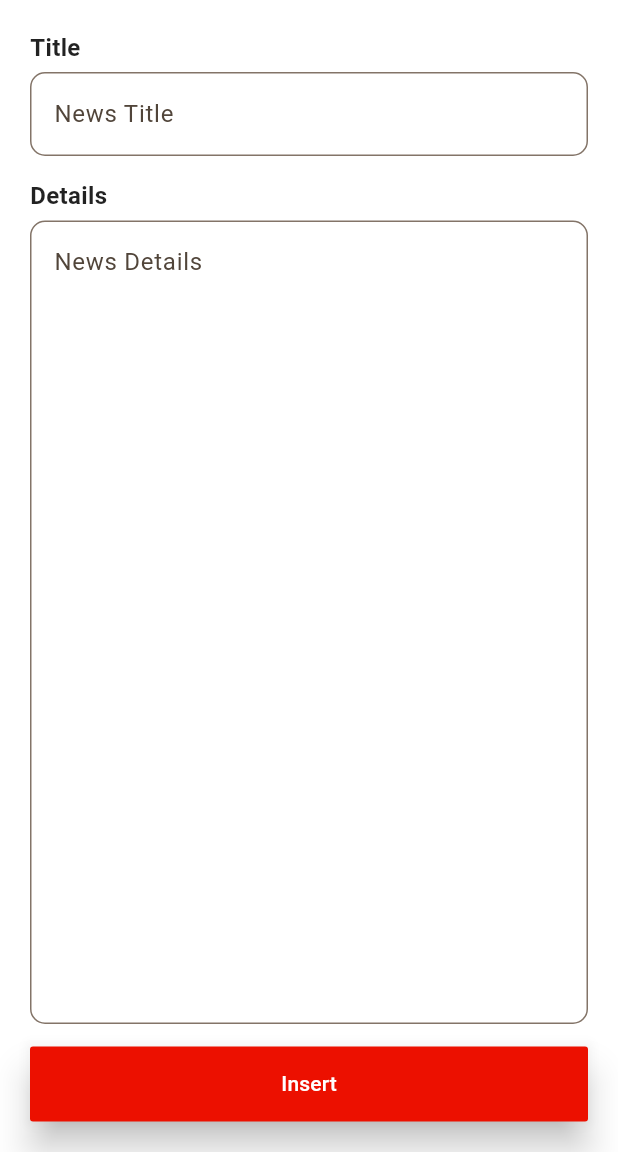
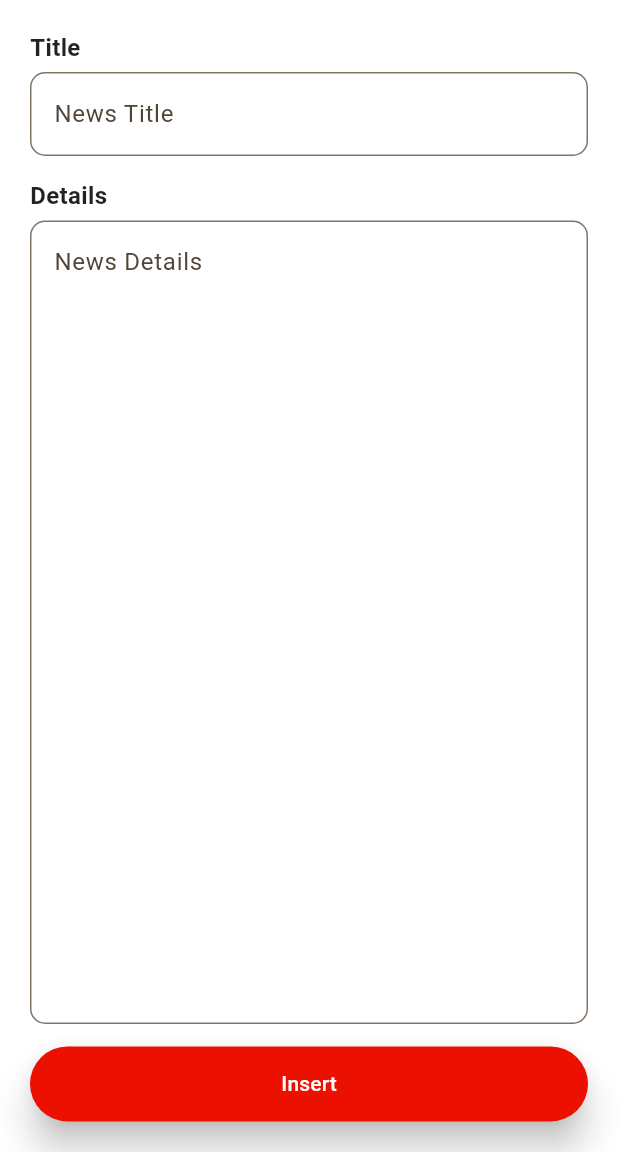
Before and after one commit to Yungjieee/MyMemberLink, a Flutter app: the NewNewsScreen screen opened directly, on a phone screen of 412 x 824 dp, the part 84-1236 px from its top. Run offline on Flutter 3.47's test engine with Material 3 defaults, Android fonts, the phone set to English and light mode, and no system bars; our stand-ins replace firebase_auth, firebase_core, google_sign_in, pinput, shared_preferences; missing offline and left inert: email_otp, flutter_facebook_auth; accounts and stored records are empty.

Commit message:
Update new_news.dart

```diff
--- a/aasignment_1/lib/views/newsletter/new_news.dart
+++ b/aasignment_1/lib/views/newsletter/new_news.dart
@@ -94,6 +94,9 @@ class _NewNewsScreenState extends State<NewNewsScreen> {
             ),
             MaterialButton(
                 elevation: 10,
+                 shape: RoundedRectangleBorder(
+                    borderRadius: BorderRadius.circular(30),
+                  ),
                 onPressed: () {
                   onInsertNewsDialog();
                 },
```
